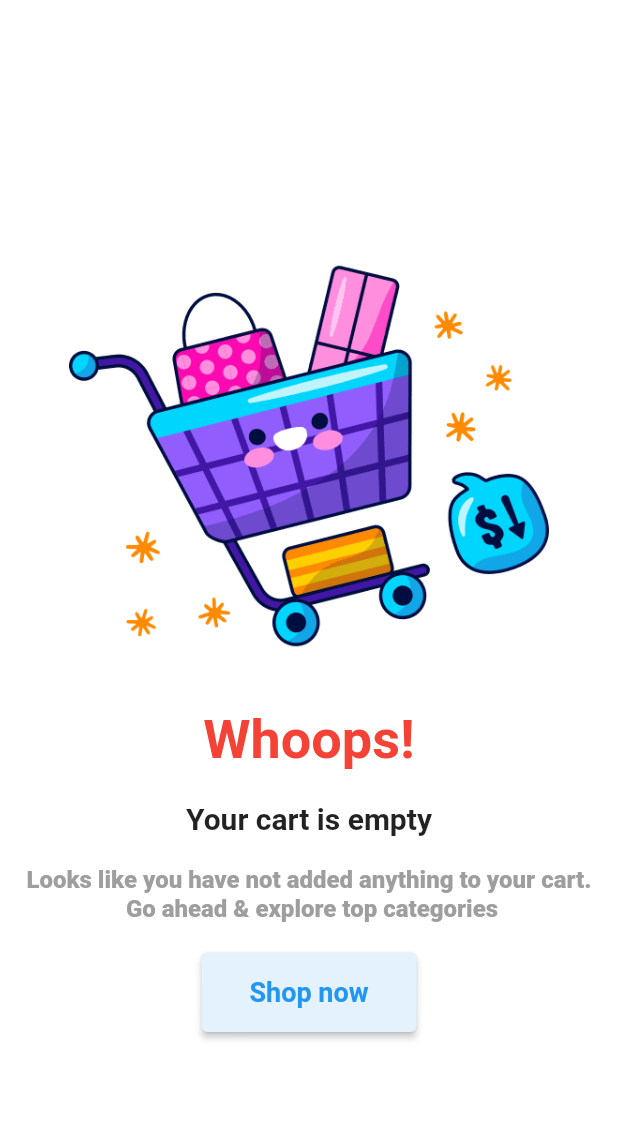
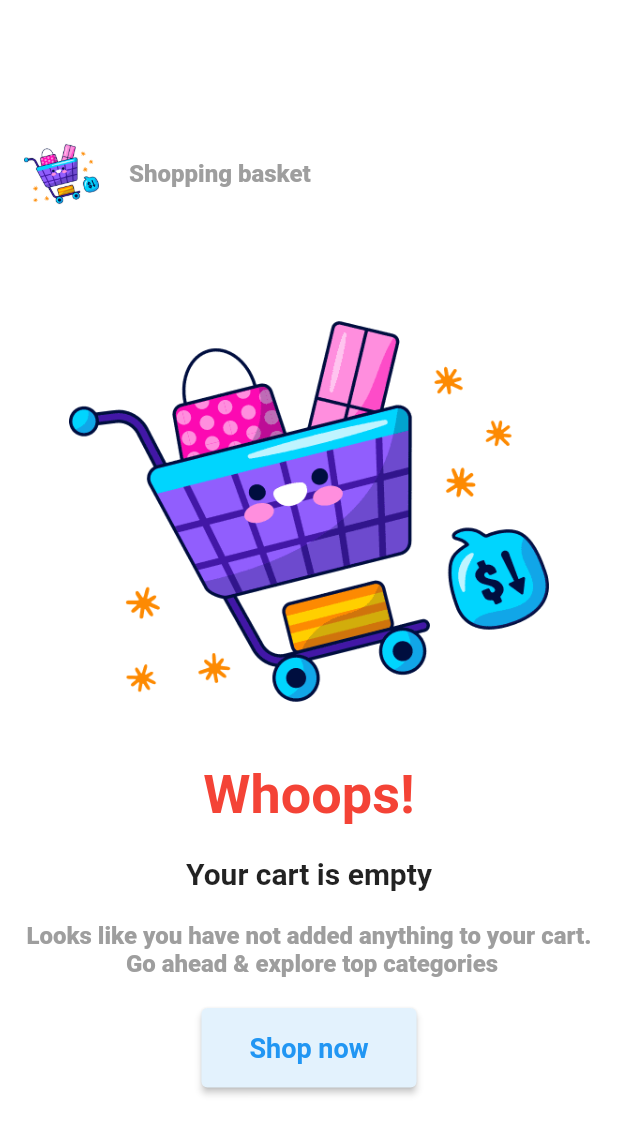
Before and after one commit to Taku-Android/ShopSmart, a Flutter app: the CartScreen screen opened directly, on a phone screen of 412 x 824 dp. Shown: the top 1134 px of the screen. Run offline on Flutter 3.47's test engine with Material 2 defaults, Android fonts, the phone set to English and light mode, and no system bars; our stand-ins replace flutter_bloc, flutter_iconly, go_router, shared_preferences, shimmer; accounts and stored records are empty; network calls fail.

Commit message:
update the custom_appbar.dart  to be the same as i need for every screen

```diff
--- a/lib/core/utils/global_widgets/custom_appbar.dart
+++ b/lib/core/utils/global_widgets/custom_appbar.dart
@@ -1,41 +1,55 @@
 import 'package:flutter/material.dart';
+import 'package:flutter_iconly/flutter_iconly.dart';
 import 'package:shimmer/shimmer.dart';
 import 'package:shop_smart/core/utils/image_path.dart';
 import 'package:shop_smart/core/utils/styles.dart';
 
 class CustomAppbar extends StatelessWidget {
-  const CustomAppbar({super.key});
+  const CustomAppbar({super.key, required this.title, required this.needIcon});
+
+  final String title;
+
+  final bool needIcon;
 
   @override
   Widget build(BuildContext context) {
     return Padding(
-      padding: const EdgeInsets.only(left: 16.0 , bottom: 16 , top: 8),
+      padding: const EdgeInsets.only(left: 16.0, bottom: 16, top: 8),
       child: SizedBox(
         width: double.infinity,
         child: Row(
           mainAxisAlignment: MainAxisAlignment.start,
           children: [
-            Image.asset( ImagePath.shopping_cart ,
-            width: 50,height: 50,
+            Image.asset(ImagePath.shopping_cart,
+              width: 50, height: 50,
             ),
             const SizedBox(width: 20,),
-        // SizedBox(
-        //   child: Shimmer.fromColors(
-        //   period: const Duration(seconds: 2),
-        //     baseColor: Colors.purple,
-        //     highlightColor: Colors.red,
-        //     child:  Text(
-        //       'ShopSmart',
-        //       textAlign: TextAlign.center,
-        //       style: Styles.subTitleText,
-        //     ),
-        //   ),
-        // ),
-        Text(
-                'ShopSmart',
-                textAlign: TextAlign.center,
-                style: Styles.subTitleText,
+            /*
+            SizedBox(
+              child: Shimmer.fromColors(
+              period: const Duration(seconds: 2),
+                baseColor: Colors.purple,
+                highlightColor: Colors.red,
+                child:  Text(
+                  'ShopSmart',
+                  textAlign: TextAlign.center,
+                  style: Styles.subTitleText,
+                ),
               ),
+            ),
+             */
+
+            Text(
+              title,
+              textAlign: TextAlign.center,
+              style: Styles.subTitleText,
+            ),
+            const Spacer(),
+            (needIcon) ?
+                IconButton(onPressed: (){}, icon: const Icon(IconlyBold.delete)) :
+                const SizedBox.shrink(),
+
+
           ],
         ),
       ),
--- a/lib/features/cart/persentation/widgets/cart_body.dart
+++ b/lib/features/cart/persentation/widgets/cart_body.dart
@@ -1,4 +1,5 @@
 import 'package:flutter/material.dart';
+import 'package:shop_smart/core/utils/global_widgets/custom_appbar.dart';
 import 'package:shop_smart/core/utils/global_widgets/custom_empty_list.dart';
 import 'package:shop_smart/core/utils/image_path.dart';
 import 'package:shop_smart/features/cart/persentation/widgets/custom_list_item.dart';
@@ -13,6 +14,9 @@ class CartBody extends StatelessWidget {
     return  Column(
       mainAxisAlignment: MainAxisAlignment.center,
       children: [
+          CustomAppbar(title: 'Shopping basket', needIcon: !isEmpty,),
+
+
         (isEmpty)?
     CustomEmptyList(image: ImagePath.shopping_cart, page: 'cart'):
     const CustomListItem(),
--- a/lib/features/profile/persentation/widgets/profile_body.dart
+++ b/lib/features/profile/persentation/widgets/profile_body.dart
@@ -12,7 +12,7 @@ class ProfileBody extends StatelessWidget {
   Widget build(BuildContext context) {
     return const Column(
       children: [
-        CustomAppbar(),
+        CustomAppbar(title: 'ShopSmart', needIcon: false,),
         Expanded(
           child: SingleChildScrollView(
             child: Column(
```
